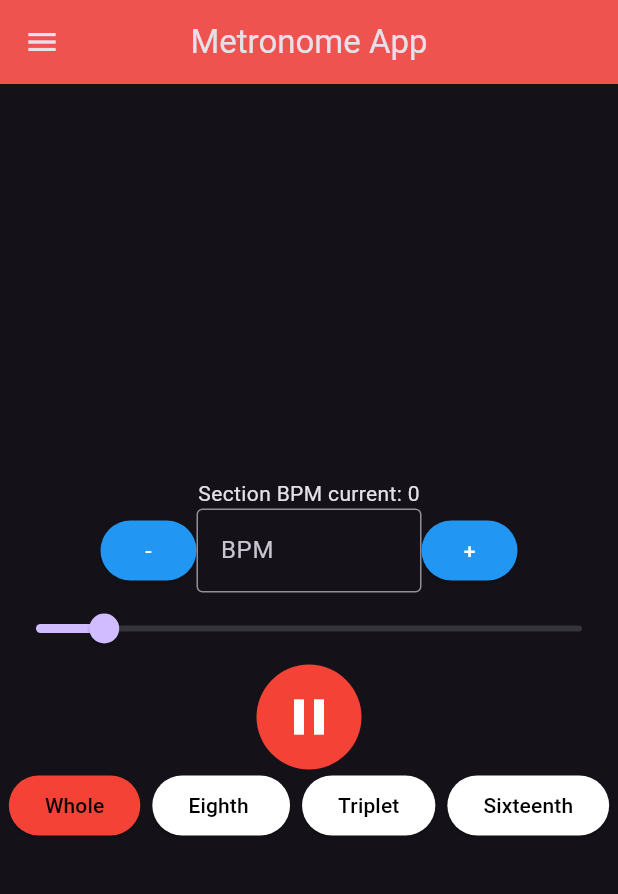
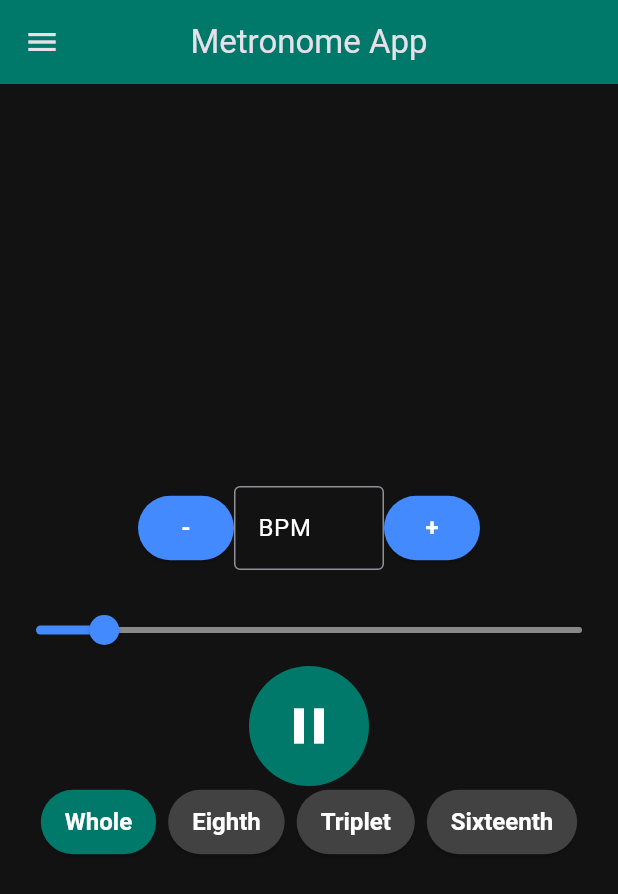
Before and after one commit to AdnanKhaleeli/MetronomeAPP, a Flutter app: the screen it shows after launch, after a tap on the "play arrow" icon, on a phone screen of 412 x 824 dp. Shown: the top 894 px of the screen. Run offline on Flutter 3.47's test engine with Material 3 defaults, Android fonts, the phone set to English and light mode, and no system bars; our stand-ins replace audioplayers; missing offline and left inert: mongo_dart.

Commit message:
Fixed the play button

```diff
--- a/lib/main.dart
+++ b/lib/main.dart
@@ -43,10 +43,13 @@ class MyApp extends StatelessWidget {
         ),
         elevatedButtonTheme: ElevatedButtonThemeData(
           style: ElevatedButton.styleFrom(
-            backgroundColor: Colors.blue,
+            backgroundColor: Colors.blueAccent,
             foregroundColor: Colors.white,
+            padding: EdgeInsets.symmetric(horizontal: 16.0, vertical: 12.0),
+            textStyle: TextStyle(fontSize: 16, fontWeight: FontWeight.bold),
           ),
         ),
+        scaffoldBackgroundColor: Color(0xFF121212), // Dark background
       ),
       debugShowCheckedModeBanner: false,
     );
@@ -64,7 +67,6 @@ class MetronomeApp extends StatefulWidget {
 class _MetronomeAppState extends State<MetronomeApp> {
   double _bpm = 60;
   final player = AudioPlayer();
-
   Timer? _timer;
   bool playing = false;
   int currentSubdivisions = 1;
@@ -124,6 +126,8 @@ class _MetronomeAppState extends State<MetronomeApp> {
   }
 
   void startMetronome(int subdivisions) {
+    if (playing) return; // Avoid starting if already playing
+
     final double oneBeat = 60 / _bpm;
     final double tickDuration =
         (subdivisions == 1) ? oneBeat : oneBeat / subdivisions;
@@ -142,13 +146,22 @@ class _MetronomeAppState extends State<MetronomeApp> {
 
       await player.resume();
     });
+
+    setState(() {
+      playing = true;
+    });
   }
 
-  // Stops the metronome
   void stopMetronome() {
+    if (!playing) return; // Avoid stopping if not playing
+
     _timer?.cancel();
     player.stop();
     tickCount = 0;
+
+    setState(() {
+      playing = false;
+    });
   }
 
   @override
@@ -159,43 +172,13 @@ class _MetronomeAppState extends State<MetronomeApp> {
     super.dispose();
   }
 
-   void handleSwipe(DragEndDetails details) {
-  if (details.velocity.pixelsPerSecond.dx > 0) {
-    // Swipe to the left, go to the previous section
-    if (_currentSectionIndex > 0) {
-      _pageController.previousPage(
-        duration: Duration(milliseconds: 300),
-        curve: Curves.ease,
-      );
-      setState(() {
-        _currentSectionIndex--;
-        selectedSection = selectedPiece!.sections[_currentSectionIndex];
-        fetchBpmForSection(selectedSection!);
-      });
-    }
-  } else if (details.velocity.pixelsPerSecond.dx < 0) {
-    // Swipe to the right, go to the next section
-    if (_currentSectionIndex < selectedPiece!.sections.length - 1) {
-      _pageController.nextPage(
-        duration: Duration(milliseconds: 300),
-        curve: Curves.ease,
-      );
-      setState(() {
-        _currentSectionIndex++;
-        selectedSection = selectedPiece!.sections[_currentSectionIndex];
-        fetchBpmForSection(selectedSection!);
-      });
-    }
-  }
-}
-
   @override
   Widget build(BuildContext context) {
     return Scaffold(
       appBar: AppBar(
         title: const Text('Metronome App'),
         centerTitle: true,
-        backgroundColor: Colors.red[400],
+        backgroundColor: Colors.teal[700],
       ),
       drawer: CustomDrawer(
         stopMetronome: stopMetronome,
@@ -205,13 +188,15 @@ class _MetronomeAppState extends State<MetronomeApp> {
         onTap: () {
           FocusScope.of(context).unfocus();
         },
-        onHorizontalDragEnd: handleSwipe,
         behavior: HitTestBehavior.translucent,
         child: Column(
           mainAxisAlignment: MainAxisAlignment.center,
           children: [
+            // Top centered section with Music Piece and Section
             if (widget.user is Student)
-              DropdownButton<Piece>(
+              Padding(
+                padding: const EdgeInsets.symmetric(vertical: 16.0),
+                child: DropdownButton<Piece>(
                   value: selectedPiece,
                   hint: Text('Select a Piece'),
                   items: pieces.map((Piece piece) {
@@ -226,6 +211,9 @@ class _MetronomeAppState extends State<MetronomeApp> {
                       fetchSections(newValue!);
                     });
                   },
+                  style: TextStyle(color: Colors.white),
+                  dropdownColor: Colors.teal[800],
+                ),
               ),
             if (selectedPiece != null && selectedPiece!.sections.isNotEmpty)
               Container(
@@ -255,49 +243,21 @@ class _MetronomeAppState extends State<MetronomeApp> {
                 ),
               ),
             if (goalBpm != null)
-              Text(
+              Padding(
+                padding: const EdgeInsets.all(8.0),
+                child: Text(
                   'Goal BPM: $goalBpm',
                   style: TextStyle(
-                  fontSize: 20,
+                    fontSize: 22,
                     fontWeight: FontWeight.bold,
                     color: Colors.white,
                   ),
                 ),
-            if (widget.user is Student && selectedPiece != null)
-              Container(
-                margin: EdgeInsets.all(16.0),
-                child: Center(
+              ),
+            // BPM Controls
+            Padding(
+              padding: const EdgeInsets.all(16.0),
               child: Row(
-                      mainAxisAlignment: MainAxisAlignment.center,
-                      children: <Widget>[
-                        ElevatedButton(
-                            onPressed: () async {
-                              // _currentSectionIndex
-                              // Student ID
-                              await DatabaseHelper().updateStudentBPM(
-                                  'N/A',
-                                  widget.user!.userId,
-                                  selectedPiece!.pieceId,
-                                  _currentSectionIndex);
-                            },
-                            child: Text('N/A')),
-                        ElevatedButton(
-                            onPressed: () async {
-                              // _currentSectionIndex
-                              // Student ID
-                              await DatabaseHelper().updateStudentBPM(
-                                  _bpm,
-                                  widget.user!.userId,
-                                  selectedPiece!.pieceId,
-                                  _currentSectionIndex);
-                            },
-                            child: Text('Confirm BPM')),
-                      ]),
-                ),
-              ),
-            if (_currentSectionBpm is int)
-              Text('Section BPM current: $_currentSectionBpm'),
-            Row(
                 mainAxisAlignment: MainAxisAlignment.center,
                 children: [
                   ElevatedButton(
@@ -314,14 +274,16 @@ class _MetronomeAppState extends State<MetronomeApp> {
                     child: Text("-"),
                   ),
                   SizedBox(
-                  width: 150,
+                    width: 100,
                     child: TextField(
                       controller: _controller,
                       keyboardType: TextInputType.number,
                       decoration: InputDecoration(
                         border: OutlineInputBorder(),
                         labelText: 'BPM',
+                        labelStyle: TextStyle(color: Colors.white),
                       ),
+                      style: TextStyle(color: Colors.white),
                       inputFormatters: [
                         LengthLimitingTextInputFormatter(3),
                         FilteringTextInputFormatter.digitsOnly,
@@ -355,10 +317,13 @@ class _MetronomeAppState extends State<MetronomeApp> {
                   ),
                 ],
               ),
+            ),
             Slider(
               min: 40,
               max: 200,
               value: _bpm,
+              activeColor: Colors.blueAccent,
+              inactiveColor: Colors.white.withOpacity(0.5),
               onChanged: (newBPM) {
                 setState(() {
                   _bpm = newBPM;
@@ -368,27 +333,23 @@ class _MetronomeAppState extends State<MetronomeApp> {
                 });
               },
             ),
+            // Metronome Controls (Play/Pause, Subdivisions)
             Row(
               mainAxisAlignment: MainAxisAlignment.center,
               children: [
                 GestureDetector(
                   onTap: () {
-                    setState(() {
                     if (playing) {
                       stopMetronome();
                     } else {
                       startMetronome(currentSubdivisions);
                     }
-                      setState(() {
-                        playing = !playing;
-                      });
-                    });
                   },
                   child: Container(
-                    width: 70,
-                    height: 70,
+                    width: 80,
+                    height: 80,
                     decoration: BoxDecoration(
-                      color: Colors.red,
+                      color: Colors.teal[700],
                       shape: BoxShape.circle,
                     ),
                     child: Center(
@@ -408,9 +369,9 @@ class _MetronomeAppState extends State<MetronomeApp> {
                 ElevatedButton(
                   style: ElevatedButton.styleFrom(
                       backgroundColor: selectedSubdivisionIndex == 0
-                          ? Colors.red
-                          : Colors.white,
-                      foregroundColor: Colors.black),
+                          ? Colors.teal[700]
+                          : Colors.grey[800],
+                      foregroundColor: Colors.white),
                   onPressed: () {
                     setState(() {
                       selectedSubdivisionIndex = 0;
@@ -425,9 +386,9 @@ class _MetronomeAppState extends State<MetronomeApp> {
                 ElevatedButton(
                   style: ElevatedButton.styleFrom(
                       backgroundColor: selectedSubdivisionIndex == 1
-                          ? Colors.red
-                          : Colors.white,
-                      foregroundColor: Colors.black),
+                          ? Colors.teal[700]
+                          : Colors.grey[800],
+                      foregroundColor: Colors.white),
                   onPressed: () {
                     setState(() {
                       selectedSubdivisionIndex = 1;
@@ -436,15 +397,15 @@ class _MetronomeAppState extends State<MetronomeApp> {
                       startMetronome(currentSubdivisions);
                     });
                   },
-                  child: Text('Eighth '),
+                  child: Text('Eighth'),
                 ),
                 SizedBox(width: 8),
                 ElevatedButton(
                   style: ElevatedButton.styleFrom(
                       backgroundColor: selectedSubdivisionIndex == 2
-                          ? Colors.red
-                          : Colors.white,
-                      foregroundColor: Colors.black),
+                          ? Colors.teal[700]
+                          : Colors.grey[800],
+                      foregroundColor: Colors.white),
                   onPressed: () {
                     setState(() {
                       selectedSubdivisionIndex = 2;
@@ -459,9 +420,9 @@ class _MetronomeAppState extends State<MetronomeApp> {
                 ElevatedButton(
                   style: ElevatedButton.styleFrom(
                       backgroundColor: selectedSubdivisionIndex == 3
-                          ? Colors.red
-                          : Colors.white,
-                      foregroundColor: Colors.black),
+                          ? Colors.teal[700]
+                          : Colors.grey[800],
+                      foregroundColor: Colors.white),
                   onPressed: () {
                     setState(() {
                       selectedSubdivisionIndex = 3;
```
Lines whose indentation alone changed are shown as unchanged.
